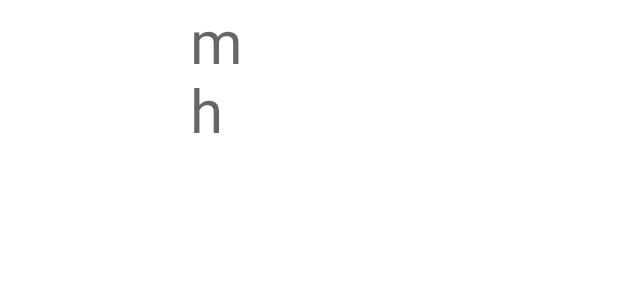
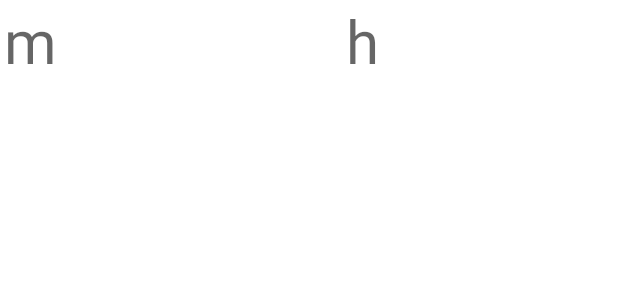
Before and after one commit to Pavel19K/roomdatabaseproject, an Android app: the layout recyclerview_item.xml on its own in the app's theme, with its tools: preview values and no code run, on a phone screen of 412 x 824 dp. Shown: the top 300 px of the screen. Run offline under Robolectric (Android 15) with nearby library versions, the phone set to English and light mode, and no system bars.

```diff
--- a/app/src/main/java/com/example/endproject/data/MemberDatabase.kt
+++ b/app/src/main/java/com/example/endproject/data/MemberDatabase.kt
@@ -5,7 +5,7 @@ import androidx.room.Database
 import androidx.room.Room
 import androidx.room.RoomDatabase
 
-@Database(entities = [Member::class], version = 1, exportSchema = false)
+@Database(entities = [Member::class], version = 2, exportSchema = false)
 abstract class MemberDatabase: RoomDatabase() {
 
     abstract fun memberDao(): MemberDao
--- a/app/src/main/res/layout/recyclerview_item.xml
+++ b/app/src/main/res/layout/recyclerview_item.xml
@@ -9,8 +9,22 @@
         android:id="@+id/memberName"
         android:layout_width="177dp"
         android:layout_height="46dp"
-        android:layout_marginEnd="108dp"
+        android:layout_marginEnd="232dp"
         android:hint="m"
+        android:textSize="40dp"
+        app:layout_constraintBottom_toBottomOf="parent"
+        app:layout_constraintEnd_toEndOf="parent"
+        app:layout_constraintTop_toTopOf="parent"
+        app:layout_constraintVertical_bias="1.0">
+
+    </TextView>
+
+    <TextView
+        android:id="@+id/memberLastName"
+        android:layout_width="177dp"
+        android:layout_height="46dp"
+        android:layout_marginEnd="4dp"
+        android:hint="h"
         android:textSize="40dp"
         app:layout_constraintBottom_toBottomOf="parent"
         app:layout_constraintEnd_toEndOf="parent"
@@ -19,27 +33,4 @@
 
     </TextView>
 
-    <TextView
-        android:id="@+id/memberLastName"
-        android:layout_width="177dp"
-        android:layout_height="46dp"
-        android:layout_marginEnd="108dp"
-        android:hint="h"
-        android:textSize="40dp"
-        app:layout_constraintBottom_toBottomOf="parent"
-        app:layout_constraintEnd_toEndOf="parent"
-        app:layout_constraintTop_toTopOf="parent"
-        app:layout_constraintVertical_bias="0.333">
-
-    </TextView>
-
-    <ImageView
-        android:id="@+id/memberImage"
-        android:layout_width="124dp"
-        android:layout_height="184dp"
-        app:layout_constraintBottom_toBottomOf="parent"
-        app:layout_constraintStart_toStartOf="parent"
-        app:layout_constraintTop_toTopOf="parent">
-
-    </ImageView>
 </androidx.constraintlayout.widget.ConstraintLayout>
```
Also changed, not shown: app/src/main/java/com/example/endproject/MainActivity.kt (+13 -3 lines), app/src/main/java/com/example/endproject/MemberAdapter.kt (+16 -9 lines).
